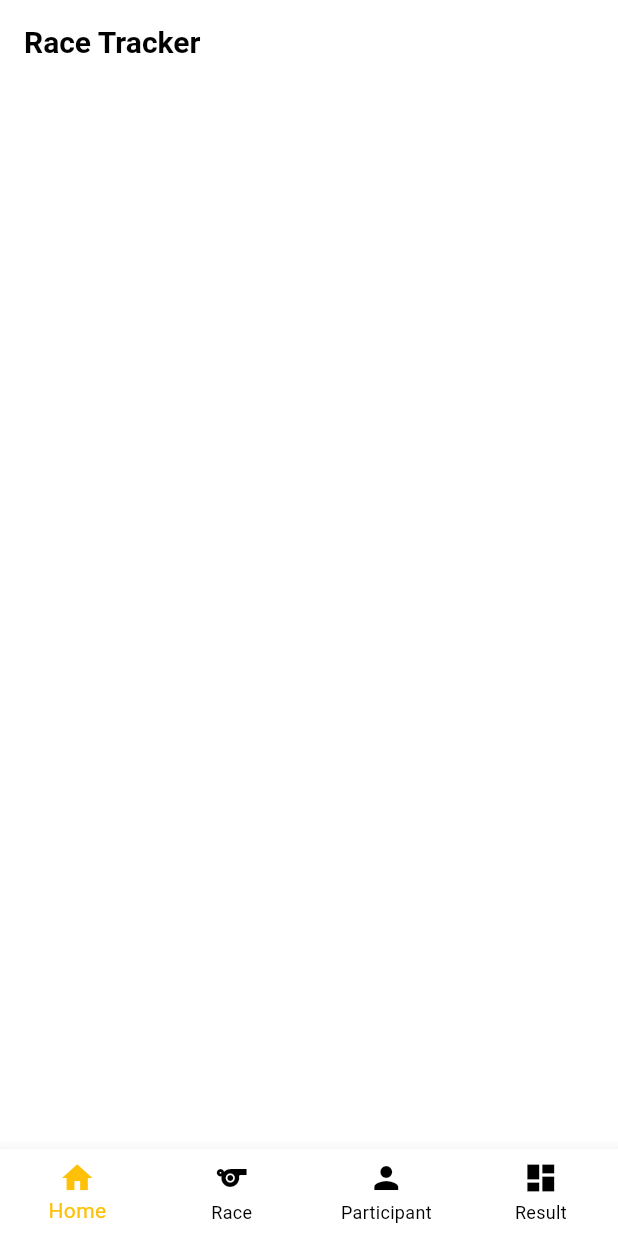
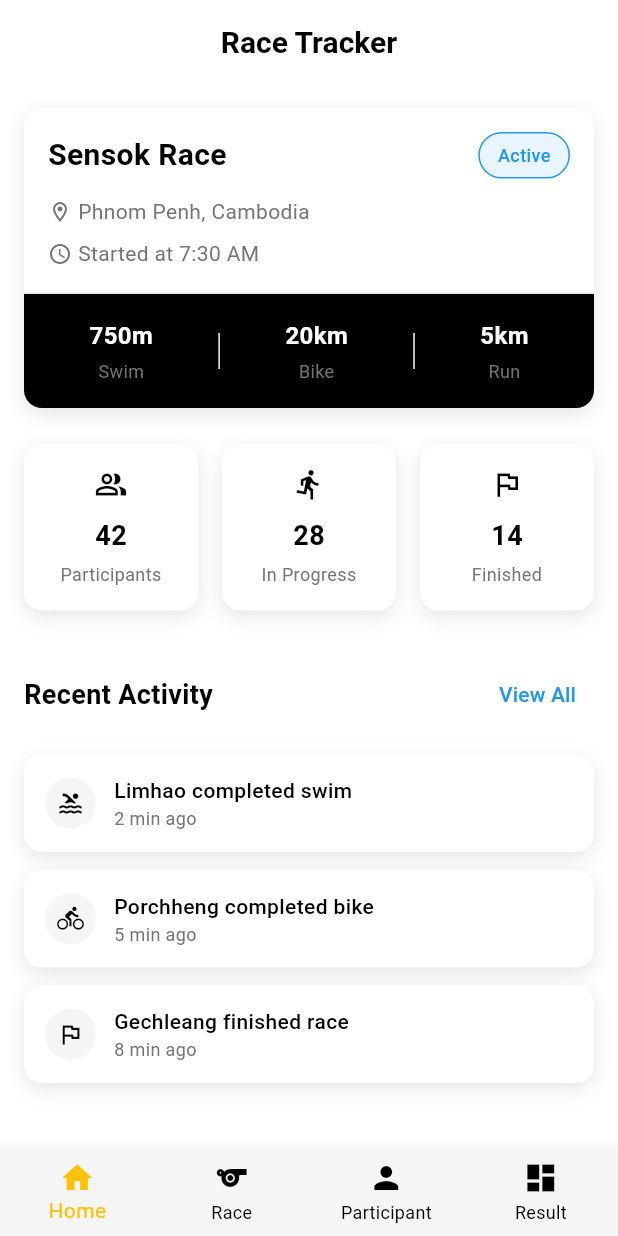
Before and after one commit to chimlimhao/Race-Tracker, a Flutter app: the screen it shows after launch, on a phone screen of 412 x 824 dp. Run offline on Flutter 3.47's test engine with Material 3 defaults, Android fonts, the phone set to English and light mode, and no system bars.

Commit message:
RT-006: Implemented the dashboard page and updated the app color theme to lightgrey for minimalist and simplistic design.

```diff
--- a/lib/main.dart
+++ b/lib/main.dart
@@ -14,9 +14,9 @@ class MyApp extends StatelessWidget {
     return MaterialApp(
       debugShowCheckedModeBanner: false,
       theme: ThemeData(
-        scaffoldBackgroundColor: Colors.white,
+        scaffoldBackgroundColor: Colors.grey[100],
         appBarTheme: AppBarTheme(
-          backgroundColor: Colors.white,
+          backgroundColor: Colors.grey[100],
           elevation: 0,
           iconTheme: IconThemeData(color: Colors.black),
           titleTextStyle: TextStyle(
@@ -26,7 +26,7 @@ class MyApp extends StatelessWidget {
           ),
         ),
         colorScheme: ColorScheme.light(
-          surface: Colors.white,
+          surface: Colors.grey[100]!,
           primary: Colors.black,
         ),
       ),
--- a/lib/ui/screens/race-manager/home_screen.dart
+++ b/lib/ui/screens/race-manager/home_screen.dart
@@ -1,10 +1,122 @@
 import 'package:flutter/material.dart';
+import 'package:race_tracker/ui/screens/widgets/cards/dashboard_race_card.dart';
+import 'package:race_tracker/ui/screens/widgets/modals/activity_bottom_sheet.dart';
+import 'package:race_tracker/ui/screens/widgets/sections/recent_activity_section.dart';
+import 'package:race_tracker/ui/screens/widgets/sections/stats_summary_section.dart';
+import 'package:race_tracker/ui/utils/status_chip.dart';
 
 class HomeScreen extends StatelessWidget {
   const HomeScreen({super.key});
 
   @override
   Widget build(BuildContext context) {
-    return Scaffold(appBar: AppBar(title: Text('Race Tracker')));
+    return Scaffold(
+      backgroundColor: Colors.white,
+      appBar: AppBar(
+        title: const Text('Race Tracker'),
+        backgroundColor: Colors.white,
+        elevation: 0,
+        centerTitle: true,
+      ),
+      body: SafeArea(
+        child: SingleChildScrollView(
+          child: Padding(
+            padding: const EdgeInsets.all(16.0),
+            child: Column(
+              crossAxisAlignment: CrossAxisAlignment.start,
+              children: [
+                // Race card
+                _buildCurrentRaceCard(),
+                const SizedBox(height: 24),
+
+                // Stats summary
+                _buildStatsSummary(),
+                const SizedBox(height: 32),
+
+                // Recent activity
+                _buildRecentActivity(context),
+              ],
+            ),
+          ),
+        ),
+      ),
+    );
+  }
+
+  Widget _buildCurrentRaceCard() {
+    return DashboardRaceCard(
+      title: 'Sensok Race',
+      location: 'Phnom Penh, Cambodia',
+      startTime: 'Started at 7:30 AM',
+      status: Status.active,
+      segments: const [
+        SegmentInfo(distance: '750m', label: 'Swim'),
+        SegmentInfo(distance: '20km', label: 'Bike'),
+        SegmentInfo(distance: '5km', label: 'Run'),
+      ],
+    );
+  }
+
+  Widget _buildStatsSummary() {
+    return const StatsSummarySection(
+      participantsCount: '42',
+      inProgressCount: '28',
+      finishedCount: '14',
+    );
+  }
+
+  Widget _buildRecentActivity(BuildContext context) {
+    // Sample list with more activities than we want to display
+    final activities = [
+      ActivityItem(
+        title: 'Limhao completed swim',
+        time: '2 min ago',
+        icon: Icons.pool_outlined,
+      ),
+      ActivityItem(
+        title: 'Porchheng completed bike',
+        time: '5 min ago',
+        icon: Icons.directions_bike_outlined,
+      ),
+      ActivityItem(
+        title: 'Gechleang finished race',
+        time: '8 min ago',
+        icon: Icons.flag_outlined,
+      ),
+      ActivityItem(
+        title: 'Dara completed swim',
+        time: '10 min ago',
+        icon: Icons.pool_outlined,
+      ),
+      ActivityItem(
+        title: 'Sokun completed bike',
+        time: '12 min ago',
+        icon: Icons.directions_bike_outlined,
+      ),
+      ActivityItem(
+        title: 'Bopha completed swim',
+        time: '15 min ago',
+        icon: Icons.pool_outlined,
+      ),
+      ActivityItem(
+        title: 'Chamroeun completed bike',
+        time: '18 min ago',
+        icon: Icons.directions_bike_outlined,
+      ),
+      ActivityItem(
+        title: 'Sopheap finished race',
+        time: '22 min ago',
+        icon: Icons.flag_outlined,
+      ),
+    ];
+
+    return RecentActivitySection(
+      activities: activities,
+      maxItems: 3, // Only show 3 activities on dashboard
+      onViewAllPressed: () {
+        // Show bottom sheet with all activities
+        ActivityBottomSheet.show(context, activities);
+      },
+    );
   }
 }
--- /dev/null
+++ b/lib/ui/screens/widgets/cards/activity_card.dart
@@ -0,0 +1,61 @@
+import 'package:flutter/material.dart';
+
+class ActivityCard extends StatelessWidget {
+  final String title;
+  final String time;
+  final IconData icon;
+
+  const ActivityCard({
+    super.key,
+    required this.title,
+    required this.time,
+    required this.icon,
+  });
+
+  @override
+  Widget build(BuildContext context) {
+    return Container(
+      margin: const EdgeInsets.only(bottom: 12),
+      padding: const EdgeInsets.all(14),
+      decoration: BoxDecoration(
+        color: Colors.white,
+        borderRadius: BorderRadius.circular(12),
+        boxShadow: [
+          BoxShadow(
+            color: Colors.black.withOpacity(0.1),
+            blurRadius: 10,
+            offset: const Offset(0, 4),
+          ),
+        ],
+      ),
+      child: Row(
+        children: [
+          Container(
+            padding: const EdgeInsets.all(8),
+            decoration: BoxDecoration(
+              color: Colors.grey[100],
+              shape: BoxShape.circle,
+            ),
+            child: Icon(icon, size: 18, color: Colors.black),
+          ),
+          const SizedBox(width: 12),
+          Expanded(
+            child: Column(
+              crossAxisAlignment: CrossAxisAlignment.start,
+              children: [
+                Text(
+                  title,
+                  style: const TextStyle(fontWeight: FontWeight.w500),
+                ),
+                Text(
+                  time,
+                  style: TextStyle(fontSize: 12, color: Colors.grey[600]),
+                ),
+              ],
+            ),
+          ),
+        ],
+      ),
+    );
+  }
+}
--- /dev/null
+++ b/lib/ui/screens/widgets/cards/dashboard_race_card.dart
@@ -0,0 +1,143 @@
+import 'package:flutter/material.dart';
+import 'package:race_tracker/ui/utils/status_chip.dart';
+
+class DashboardRaceCard extends StatelessWidget {
+  final String title;
+  final String location;
+  final String startTime;
+  final Status status;
+  final List<SegmentInfo> segments;
+
+  const DashboardRaceCard({
+    super.key,
+    required this.title,
+    required this.location,
+    required this.startTime,
+    required this.status,
+    required this.segments,
+  });
+
+  @override
+  Widget build(BuildContext context) {
+    return Container(
+      decoration: BoxDecoration(
+        color: Colors.white,
+        borderRadius: BorderRadius.circular(12),
+        boxShadow: [
+          BoxShadow(
+            color: Colors.black.withOpacity(0.1),
+            blurRadius: 10,
+            offset: const Offset(0, 4),
+          ),
+        ],
+      ),
+      child: Column(
+        children: [
+          Padding(
+            padding: const EdgeInsets.all(16),
+            child: Column(
+              crossAxisAlignment: CrossAxisAlignment.start,
+              children: [
+                Row(
+                  mainAxisAlignment: MainAxisAlignment.spaceBetween,
+                  children: [
+                    Text(
+                      title,
+                      style: const TextStyle(
+                        fontSize: 20,
+                        fontWeight: FontWeight.bold,
+                      ),
+                    ),
+                    StatusChip(status: status),
+                  ],
+                ),
+                const SizedBox(height: 12),
+                Row(
+                  children: [
+                    Icon(
+                      Icons.location_on_outlined,
+                      size: 16,
+                      color: Colors.grey[600],
+                    ),
+                    const SizedBox(width: 4),
+                    Text(
+                      location,
+                      style: TextStyle(fontSize: 14, color: Colors.grey[600]),
+                    ),
+                  ],
+                ),
+                const SizedBox(height: 8),
+                Row(
+                  children: [
+                    Icon(Icons.access_time, size: 16, color: Colors.grey[600]),
+                    const SizedBox(width: 4),
+                    Text(
+                      startTime,
+                      style: TextStyle(fontSize: 14, color: Colors.grey[600]),
+                    ),
+                  ],
+                ),
+              ],
+            ),
+          ),
+          Divider(height: 1, color: Colors.black.withOpacity(0.1)),
+          Container(
+            decoration: const BoxDecoration(
+              color: Colors.black,
+              borderRadius: BorderRadius.vertical(bottom: Radius.circular(12)),
+            ),
+            padding: const EdgeInsets.symmetric(vertical: 16),
+            child: Row(
+              mainAxisAlignment: MainAxisAlignment.spaceEvenly,
+              children: _buildSegmentWidgets(),
+            ),
+          ),
+        ],
+      ),
+    );
+  }
+
+  List<Widget> _buildSegmentWidgets() {
+    final List<Widget> result = [];
+
+    for (int i = 0; i < segments.length; i++) {
+      if (i > 0) {
+        result.add(_buildSegmentDivider());
+      }
+      result.add(_buildSegmentInfo(segments[i]));
+    }
+
+    return result;
+  }
+
+  Widget _buildSegmentDivider() {
+    return Container(height: 24, width: 1, color: Colors.grey[100]);
+  }
+
+  Widget _buildSegmentInfo(SegmentInfo segment) {
+    return Column(
+      children: [
+        Text(
+          segment.distance,
+          style: const TextStyle(
+            color: Colors.white,
+            fontSize: 16,
+            fontWeight: FontWeight.bold,
+          ),
+        ),
+        const SizedBox(height: 4),
+        Text(
+          segment.label,
+          style: TextStyle(color: Colors.grey[600], fontSize: 12),
+        ),
+      ],
+    );
+  }
+}
+
+class SegmentInfo {
+  final String distance;
+  final String label;
+
+  const SegmentInfo({required this.distance, required this.label});
+}
--- /dev/null
+++ b/lib/ui/screens/widgets/cards/stat_card.dart
@@ -0,0 +1,48 @@
+import 'package:flutter/material.dart';
+
+class StatCard extends StatelessWidget {
+  final String value;
+  final String label;
+  final IconData icon;
+
+  const StatCard({
+    super.key,
+    required this.value,
+    required this.label,
+    required this.icon,
+  });
+
+  @override
+  Widget build(BuildContext context) {
+    return Container(
+      padding: const EdgeInsets.symmetric(vertical: 16, horizontal: 8),
+      decoration: BoxDecoration(
+        color: Colors.white,
+        borderRadius: BorderRadius.circular(12),
+        boxShadow: [
+          BoxShadow(
+            color: Colors.black.withOpacity(0.1),
+            blurRadius: 10,
+            offset: const Offset(0, 4),
+          ),
+        ],
+      ),
+      child: Column(
+        children: [
+          Icon(icon, size: 22, color: Colors.black),
+          const SizedBox(height: 10),
+          Text(
+            value,
+            style: const TextStyle(fontSize: 18, fontWeight: FontWeight.bold),
+          ),
+          const SizedBox(height: 4),
+          Text(
+            label,
+            style: TextStyle(fontSize: 12, color: Colors.grey[600]),
+            textAlign: TextAlign.center,
+          ),
+        ],
+      ),
+    );
+  }
+}
--- /dev/null
+++ b/lib/ui/screens/widgets/modals/activity_bottom_sheet.dart
@@ -0,0 +1,99 @@
+import 'package:flutter/material.dart';
+import 'package:race_tracker/ui/screens/widgets/cards/activity_card.dart';
+import 'package:race_tracker/ui/screens/widgets/sections/recent_activity_section.dart';
+
+class ActivityBottomSheet extends StatelessWidget {
+  final List<ActivityItem> activities;
+  final String title;
+
+  const ActivityBottomSheet({
+    super.key,
+    required this.activities,
+    this.title = 'All Activities',
+  });
+
+  /// Shows the bottom sheet with all activities
+  static void show(BuildContext context, List<ActivityItem> activities) {
+    showModalBottomSheet(
+      context: context,
+      isScrollControlled: true,
+      shape: const RoundedRectangleBorder(
+        borderRadius: BorderRadius.vertical(top: Radius.circular(20)),
+      ),
+      builder: (context) => ActivityBottomSheet(activities: activities),
+    );
+  }
+
+  @override
+  Widget build(BuildContext context) {
+    // Calculate height to take up to 70% of screen height
+    final screenHeight = MediaQuery.of(context).size.height;
+    final bottomSheetHeight = screenHeight * 0.7;
+
+    return Container(
+      height: bottomSheetHeight,
+      decoration: const BoxDecoration(
+        color: Colors.white,
+        borderRadius: BorderRadius.vertical(top: Radius.circular(20)),
+      ),
+      child: Column(
+        crossAxisAlignment: CrossAxisAlignment.start,
+        children: [
+          _buildHandle(),
+          _buildHeader(context),
+          Expanded(child: _buildActivityList()),
+        ],
+      ),
+    );
+  }
+
+  Widget _buildHandle() {
+    return Center(
+      child: Container(
+        margin: const EdgeInsets.only(top: 12),
+        height: 4,
+        width: 40,
+        decoration: BoxDecoration(
+          color: Colors.grey[300],
+          borderRadius: BorderRadius.circular(2),
+        ),
+      ),
+    );
+  }
+
+  Widget _buildHeader(BuildContext context) {
+    return Padding(
+      padding: const EdgeInsets.fromLTRB(20, 16, 20, 0),
+      child: Row(
+        mainAxisAlignment: MainAxisAlignment.spaceBetween,
+        children: [
+          Text(
+            title,
+            style: const TextStyle(fontSize: 20, fontWeight: FontWeight.bold),
+          ),
+          IconButton(
+            icon: const Icon(Icons.close),
+            onPressed: () => Navigator.of(context).pop(),
+          ),
+        ],
+      ),
+    );
+  }
+
+  Widget _buildActivityList() {
+    return activities.isEmpty
+        ? const Center(child: Text('No activities'))
+        : ListView.builder(
+          padding: const EdgeInsets.fromLTRB(20, 10, 20, 20),
+          itemCount: activities.length,
+          itemBuilder: (context, index) {
+            final activity = activities[index];
+            return ActivityCard(
+              title: activity.title,
+              time: activity.time,
+              icon: activity.icon,
+            );
+          },
+        );
+  }
+}
--- /dev/null
+++ b/lib/ui/screens/widgets/sections/recent_activity_section.dart
@@ -0,0 +1,96 @@
+import 'package:flutter/material.dart';
+import 'package:race_tracker/ui/screens/widgets/cards/activity_card.dart';
+
+class RecentActivitySection extends StatelessWidget {
+  final List<ActivityItem> activities;
+  final int maxItems;
+  final VoidCallback? onViewAllPressed;
+
+  const RecentActivitySection({
+    super.key,
+    required this.activities,
+    this.maxItems = 3,
+    this.onViewAllPressed,
+  });
+
+  @override
+  Widget build(BuildContext context) {
+    final displayedActivities =
+        activities.length > maxItems
+            ? activities.sublist(0, maxItems)
+            : activities;
+
+    final hasMoreActivities = activities.length > maxItems;
+
+    return Column(
+      crossAxisAlignment: CrossAxisAlignment.start,
+      children: [
+        Row(
+          mainAxisAlignment: MainAxisAlignment.spaceBetween,
+          children: [
+            const Text(
+              'Recent Activity',
+              style: TextStyle(fontSize: 18, fontWeight: FontWeight.bold),
+            ),
+            if (hasMoreActivities)
+              TextButton(
+                onPressed: onViewAllPressed,
+                child: const Text(
+                  'View All',
+                  style: TextStyle(color: Colors.blue),
+                ),
+              ),
+          ],
+        ),
+        const SizedBox(height: 16),
+        ...displayedActivities.map(
+          (activity) => ActivityCard(
+            title: activity.title,
+            time: activity.time,
+            icon: activity.icon,
+          ),
+        ),
+        if (hasMoreActivities && onViewAllPressed == null)
+          _buildViewMoreButton(context),
+      ],
+    );
+  }
+
+  Widget _buildViewMoreButton(BuildContext context) {
+    return GestureDetector(
+      onTap: () {
+        // Could navigate to full activity list screen here
+      },
+      child: Container(
+        margin: const EdgeInsets.only(top: 8),
+        padding: const EdgeInsets.symmetric(vertical: 12),
+        width: double.infinity,
+        decoration: BoxDecoration(
+          color: Colors.grey[100],
+          borderRadius: BorderRadius.circular(12),
+        ),
+        child: Center(
+          child: Text(
+            'View ${activities.length - maxItems} more',
+            style: TextStyle(
+              color: Colors.grey[700],
+              fontWeight: FontWeight.w500,
+            ),
+          ),
+        ),
+      ),
+    );
+  }
+}
+
+class ActivityItem {
+  final String title;
+  final String time;
+  final IconData icon;
+
+  const ActivityItem({
+    required this.title,
+    required this.time,
+    required this.icon,
+  });
+}
--- /dev/null
+++ b/lib/ui/screens/widgets/sections/stats_summary_section.dart
@@ -0,0 +1,46 @@
+import 'package:flutter/material.dart';
+import 'package:race_tracker/ui/screens/widgets/cards/stat_card.dart';
+
+class StatsSummarySection extends StatelessWidget {
+  final String participantsCount;
+  final String inProgressCount;
+  final String finishedCount;
+
+  const StatsSummarySection({
+    super.key,
+    required this.participantsCount,
+    required this.inProgressCount,
+    required this.finishedCount,
+  });
+
+  @override
+  Widget build(BuildContext context) {
+    return Row(
+      children: [
+        Expanded(
+          child: StatCard(
+            value: participantsCount,
+            label: 'Participants',
+            icon: Icons.people_alt_outlined,
+          ),
+        ),
+        const SizedBox(width: 16),
+        Expanded(
+          child: StatCard(
+            value: inProgressCount,
+            label: 'In Progress',
+            icon: Icons.directions_run_outlined,
+          ),
+        ),
+        const SizedBox(width: 16),
+        Expanded(
+          child: StatCard(
+            value: finishedCount,
+            label: 'Finished',
+            icon: Icons.flag_outlined,
+          ),
+        ),
+      ],
+    );
+  }
+}
--- a/lib/ui/utils/status_chip.dart
+++ b/lib/ui/utils/status_chip.dart
@@ -2,16 +2,11 @@ import 'package:flutter/material.dart';
 
 enum Status { pending, active, completed }
 
-class StatusChip extends StatefulWidget {
+class StatusChip extends StatelessWidget {
   final Status status;
 
   const StatusChip({super.key, this.status = Status.pending});
 
-  @override
-  State<StatusChip> createState() => _StatusChipState();
-}
-
-class _StatusChipState extends State<StatusChip> {
   String getStatusText(Status status) {
     switch (status) {
       case Status.pending:
@@ -26,27 +21,31 @@ class _StatusChipState extends State<StatusChip> {
   Color getStatusColor(Status status) {
     switch (status) {
       case Status.pending:
-        return Colors.orange;
+        return const Color(0xFFFF9800); // Orange
       case Status.active:
-        return Colors.green;
+        return const Color(0xFF2196F3); // Blue
       case Status.completed:
-        return Colors.blue;
+        return const Color(0xFF4CAF50); // Green
     }
   }
 
   @override
   Widget build(BuildContext context) {
+    final color = getStatusColor(status);
+
     return Container(
       decoration: BoxDecoration(
-        border: Border.all(color: getStatusColor(widget.status)),
-        borderRadius: BorderRadius.circular(8),
+        color: color.withOpacity(0.1),
+        border: Border.all(color: color, width: 1),
+        borderRadius: BorderRadius.circular(20),
       ),
-      padding: EdgeInsets.symmetric(horizontal: 8, vertical: 4),
+      padding: const EdgeInsets.symmetric(horizontal: 12, vertical: 6),
       child: Text(
-        getStatusText(widget.status),
+        getStatusText(status),
         style: TextStyle(
-          fontWeight: FontWeight.bold,
-          color: getStatusColor(widget.status),
+          fontSize: 12,
+          fontWeight: FontWeight.w500,
+          color: color,
         ),
       ),
     );
```
